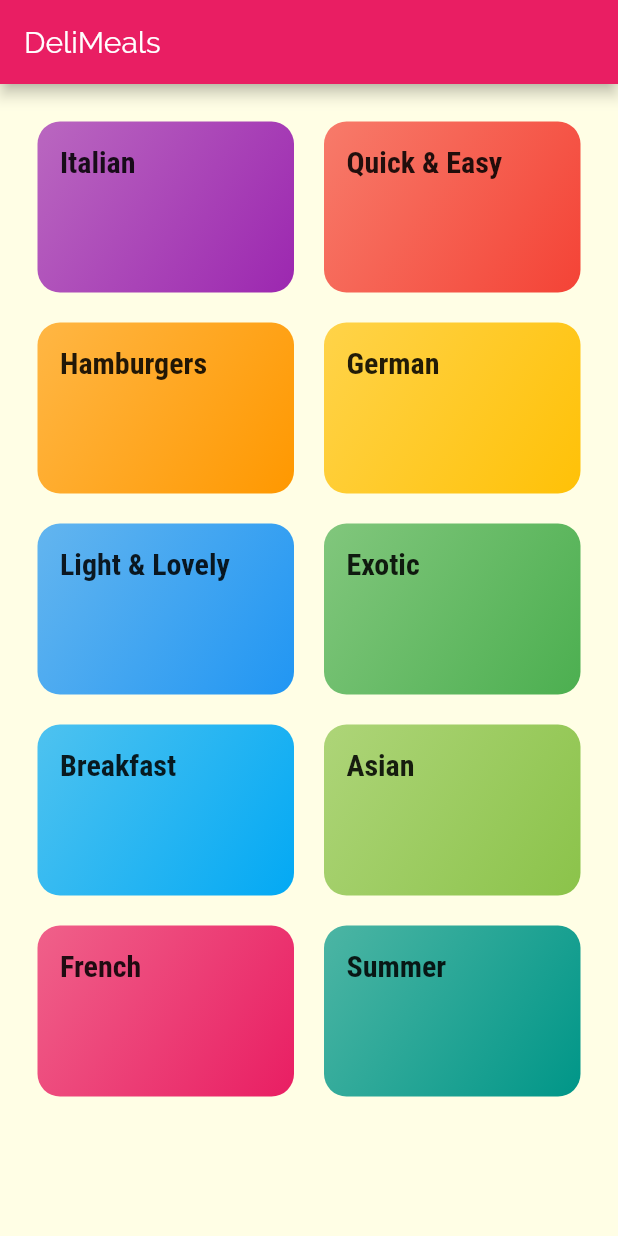
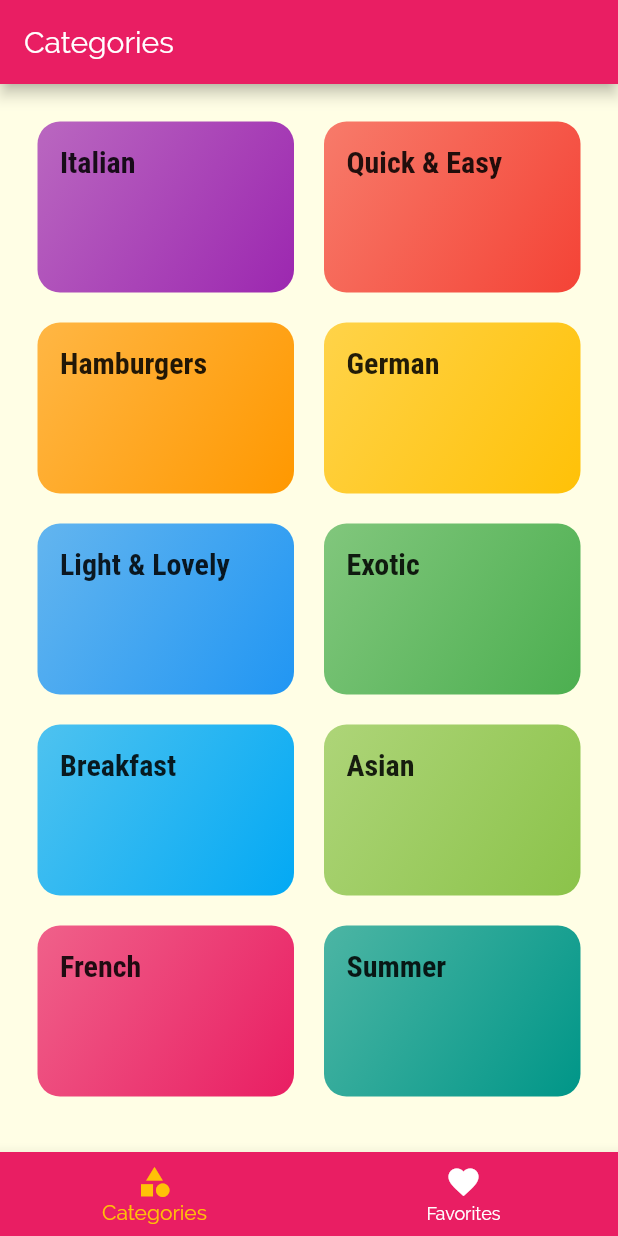
Before and after one commit to AtaMahmoud/delimeals, a Flutter app: the screen it shows after launch, on a phone screen of 412 x 824 dp. Run offline on Flutter 3.47's test engine with Material 2 defaults, Android fonts, the phone set to English and light mode, and no system bars.

Commit message:
add tabs screen

```diff
--- a/lib/main.dart
+++ b/lib/main.dart
@@ -1,5 +1,6 @@
 import 'package:flutter/material.dart';
 
+import './screens/tabs_screen.dart';
 import './screens/categories_screen.dart';
 import './screens/category_meals_screen.dart';
 import './screens/meal_detail_screen.dart';
@@ -28,7 +29,7 @@ class MyApp extends StatelessWidget {
                   fontFamily: 'RobotoCondensed',
                   fontWeight: FontWeight.bold))),
       routes: {
-        '/': (BuildContext context) => CategoriesScreen(),
+        '/': (BuildContext context) => TabsScreen(),
         CategoryMealsScreen.routeName: (BuildContext context) =>
             CategoryMealsScreen(),
         MealDetailScreen.routeName: (BuildContext context) => MealDetailScreen()
--- a/lib/screens/categories_screen.dart
+++ b/lib/screens/categories_screen.dart
@@ -6,11 +6,7 @@ import '../dummy_data.dart.dart';
 class CategoriesScreen extends StatelessWidget {
   @override
   Widget build(BuildContext context) {
-    return Scaffold(
-      appBar: AppBar(
-        title: const Text("DeliMeals"),
-      ),
-      body: GridView(
+    return GridView(
       padding: const EdgeInsets.all(25),
       children: DUMMY_CATEGORIES
           .map((catData) =>
@@ -21,7 +17,6 @@ class CategoriesScreen extends StatelessWidget {
           childAspectRatio: 3 / 2,
           crossAxisSpacing: 20,
           mainAxisSpacing: 20),
-      ),
     );
   }
 }
--- /dev/null
+++ b/lib/screens/favorites_screen.dart
@@ -0,0 +1,10 @@
+import 'package:flutter/material.dart';
+
+class FavoritesScreen extends StatelessWidget {
+  @override
+  Widget build(BuildContext context) {
+    return Center(
+      child: Text("Favorite Screen"),
+    );
+  }
+}
--- /dev/null
+++ b/lib/screens/tabs_screen.dart
@@ -0,0 +1,47 @@
+import 'package:flutter/material.dart';
+
+import './categories_screen.dart';
+import './favorites_screen.dart';
+
+class TabsScreen extends StatefulWidget {
+  @override
+  _TabsScreenState createState() => _TabsScreenState();
+}
+
+class _TabsScreenState extends State<TabsScreen> {
+  List<Map<String, Object>> _pages = [
+    {'title': 'Categories', 'page': CategoriesScreen()},
+    {'title': 'Your Favorites', 'page': FavoritesScreen()}
+  ];
+
+  int _selectedPageIndex = 0;
+
+  void _selectPage(int index) {
+    setState(() {
+      _selectedPageIndex = index;
+    });
+  }
+
+  @override
+  Widget build(BuildContext context) {
+    return Scaffold(
+      appBar: AppBar(
+        title: Text(_pages[_selectedPageIndex]['title']),
+      ),
+      body: _pages[_selectedPageIndex]['page'],
+      bottomNavigationBar: BottomNavigationBar(
+        currentIndex: _selectedPageIndex,
+        backgroundColor: Theme.of(context).primaryColor,
+        selectedItemColor: Theme.of(context).accentColor,
+        unselectedItemColor: Colors.white,
+        onTap:_selectPage,
+        items: [
+          BottomNavigationBarItem(
+              icon: Icon(Icons.category), title: Text("Categories")),
+          BottomNavigationBarItem(
+              icon: Icon(Icons.favorite), title: Text("Favorites"))
+        ],
+      ),
+    );
+  }
+}
```
Lines whose indentation alone changed are shown as unchanged.
